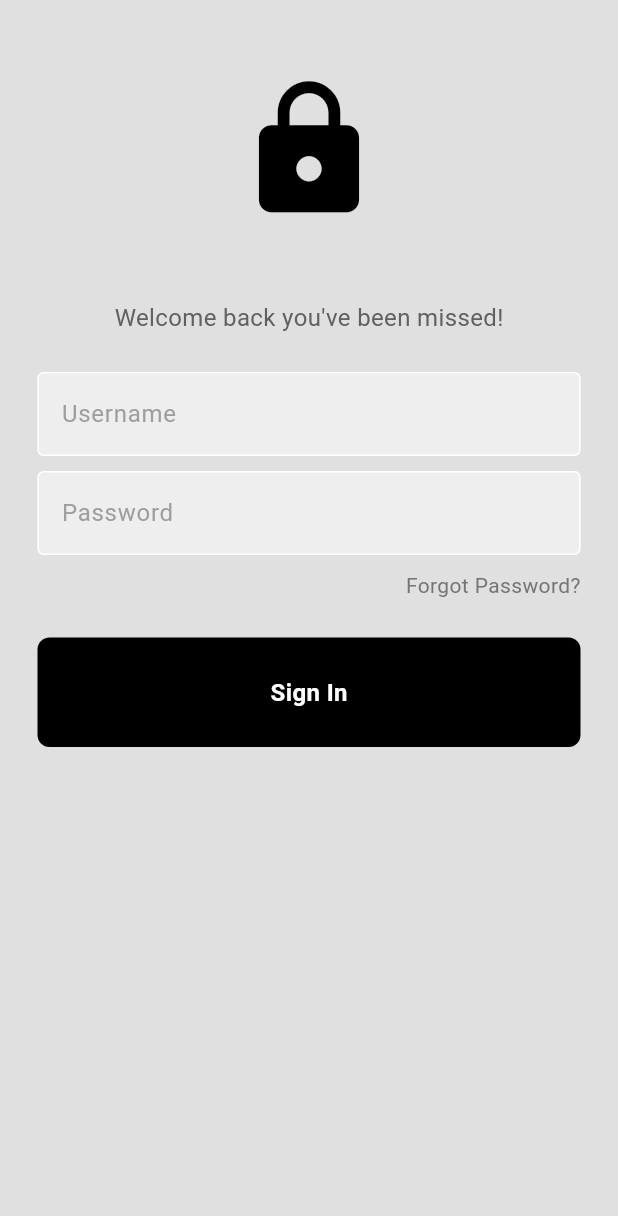
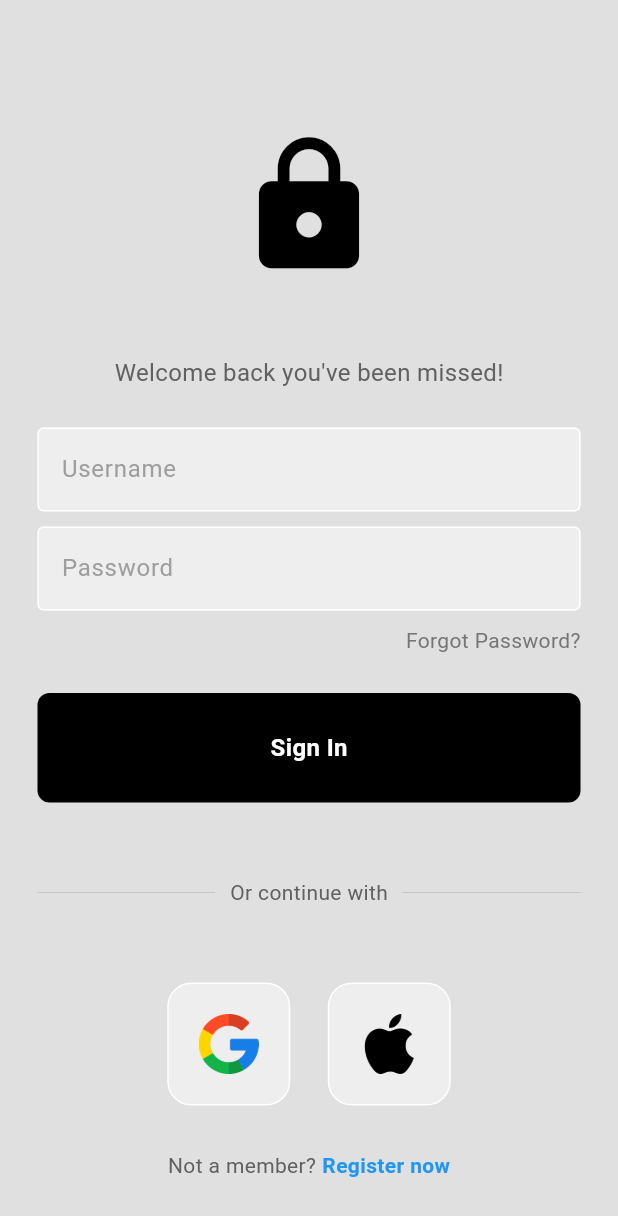
Before and after one commit to NguyenNhatHuynh/todo-app-dart, a Flutter app: the screen it shows after launch, on a phone screen of 412 x 824 dp. Shown: the top 1216 px of the screen. Run offline on Flutter 3.47's test engine with Material 3 defaults, Android fonts, the light colour scheme and no system bars.

Commit message:
Login UI final

```diff
--- /dev/null
+++ b/lib/components/square.tile.dart
@@ -0,0 +1,25 @@
+import 'package:flutter/material.dart';
+
+class SquareTile extends StatelessWidget {
+  final String imagePath;
+  const SquareTile({
+    super.key,
+    required this.imagePath,
+  });
+
+  @override
+  Widget build(BuildContext context) {
+    return Container(
+      padding: EdgeInsets.all(20),
+      decoration: BoxDecoration(
+        border: Border.all(color: Colors.white),
+        borderRadius: BorderRadius.circular(16),
+        color: Colors.grey[200],
+      ),
+      child: Image.asset(
+        imagePath,
+        height: 40,
+      ),
+    );
+  }
+}
--- a/lib/pages/login_page.dart
+++ b/lib/pages/login_page.dart
@@ -1,4 +1,5 @@
 import 'package:app_todo_xd/components/my_button.dart';
+import 'package:app_todo_xd/components/square.tile.dart';
 import 'package:flutter/material.dart';
 import 'package:app_todo_xd/components/my_textfield.dart';
 
@@ -19,9 +20,9 @@ class LoginPage extends StatelessWidget {
       body: SafeArea(
         child: Center(
           child: Column(
+            mainAxisAlignment: MainAxisAlignment.center,
             children: [
               const SizedBox(height: 50),
-
               // logo
               const Icon(
                 Icons.lock,
@@ -81,15 +82,76 @@ class LoginPage extends StatelessWidget {
                 onTap: signUserIn,
               ),
 
-                const SizedBox(height: 25),
+              const SizedBox(height: 50),
+
               // or continue with
-
-                // google + apple sign in buttons
-
-                // not a member ? register now
+              Padding(
+                padding: const EdgeInsets.symmetric(horizontal: 25.0),
+                child: Row(
+                  children: [
+                    Expanded(
+                      child: Divider(
+                        thickness: 0.5,
+                        color: Colors.grey[400],
+                      ),
+                    ),
+                    Padding(
+                      padding: const EdgeInsets.symmetric(horizontal: 10.0),
+                      child: Text(
+                        'Or continue with',
+                        style: TextStyle(color: Colors.grey[700]),
+                      ),
+                    ),
+                    Expanded(
+                      child: Divider(
+                        thickness: 0.5,
+                        color: Colors.grey[400],
+                      ),
+                    ),
                   ],
                 ),
               ),
-        ));
+
+              const SizedBox(height: 50),
+
+              // google + apple sign in buttons
+              Row(
+                mainAxisAlignment: MainAxisAlignment.center,
+                children: const [
+                  // google button
+                  SquareTile(imagePath: 'lib/images/google.png'),
+
+                  SizedBox(width: 25),
+
+                  // apple button
+                  SquareTile(imagePath: 'lib/images/apple.png'),
+                ],
+              ),
+
+              const SizedBox(height: 30),
+
+              // not a member ? register now
+              Row(
+                mainAxisAlignment: MainAxisAlignment.center,
+                children: [
+                  Text(
+                    'Not a member?',
+                    style: TextStyle(color: Colors.grey[700]),
+                  ),
+                  const SizedBox(width: 4),
+                  const Text(
+                    'Register now',
+                    style: TextStyle(
+                      color: Colors.blue,
+                      fontWeight: FontWeight.bold,
+                    ),
+                  ),
+                ],
+              )
+            ],
+          ),
+        ),
+      ),
+    );
   }
 }
```
Lines whose indentation alone changed are shown as unchanged.
